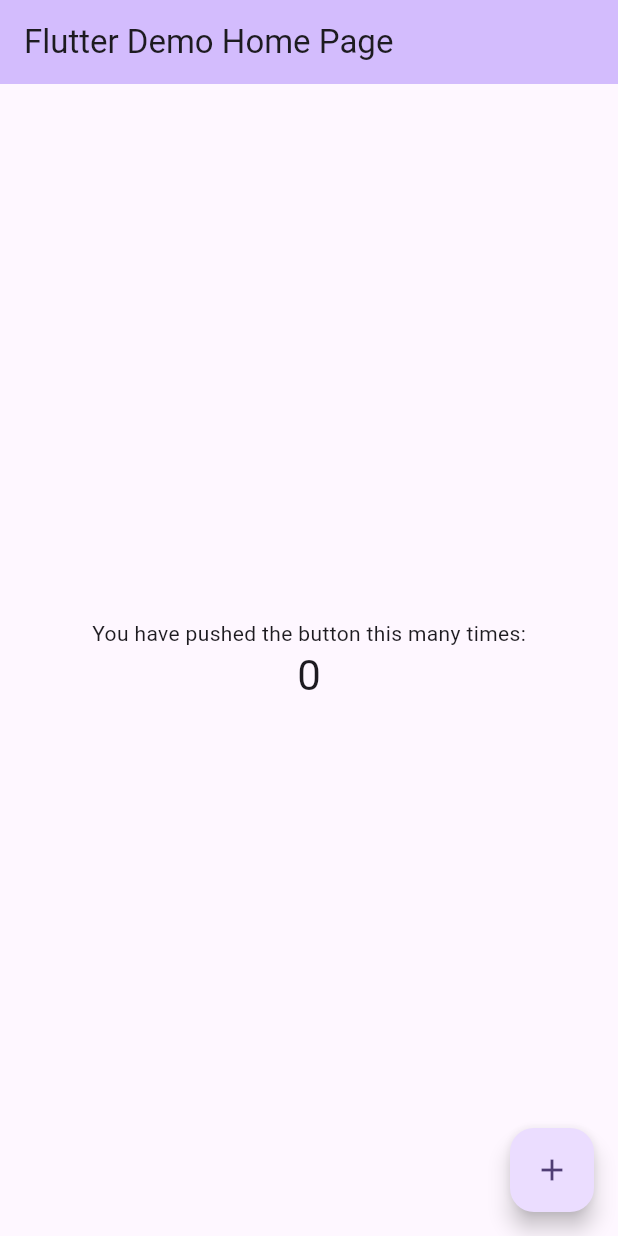
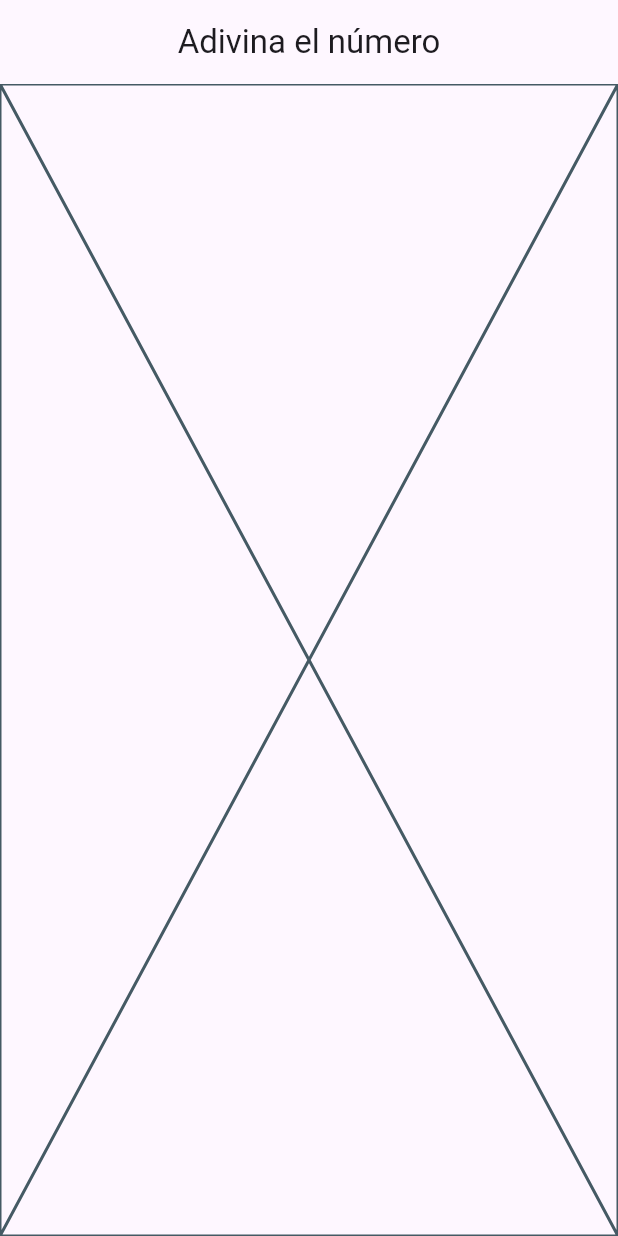
Before and after one commit to NobleXVII/AdivinaElNumero-Desafio, a Flutter app: the screen it shows after launch, on a phone screen of 412 x 824 dp. Run offline on Flutter 3.47's test engine with Material 3 defaults, Android fonts, the phone set to English and light mode, and no system bars.

Commit message:
Preparando provider en el arbol de widgets, definiendo la estructura del estado

```diff
--- a/lib/main.dart
+++ b/lib/main.dart
@@ -1,125 +1,29 @@
+import 'package:adivina_el_numero/providers/providers.dart';
+import 'package:adivina_el_numero/screens/screens.dart';
 import 'package:flutter/material.dart';
+import 'package:provider/provider.dart';
+
 
 void main() {
-  runApp(const MyApp());
+  runApp(
+    MultiProvider(
+      providers: [
+        ChangeNotifierProvider(create: (_) => GlobalState())
+      ],
+      child: MyApp(),
+    ),
+  );
 }
 
 class MyApp extends StatelessWidget {
   const MyApp({super.key});
 
-  // This widget is the root of your application.
   @override
   Widget build(BuildContext context) {
     return MaterialApp(
-      title: 'Flutter Demo',
-      theme: ThemeData(
-        // This is the theme of your application.
-        //
-        // TRY THIS: Try running your application with "flutter run". You'll see
-        // the application has a purple toolbar. Then, without quitting the app,
-        // try changing the seedColor in the colorScheme below to Colors.green
-        // and then invoke "hot reload" (save your changes or press the "hot
-        // reload" button in a Flutter-supported IDE, or press "r" if you used
-        // the command line to start the app).
-        //
-        // Notice that the counter didn't reset back to zero; the application
-        // state is not lost during the reload. To reset the state, use hot
-        // restart instead.
-        //
-        // This works for code too, not just values: Most code changes can be
-        // tested with just a hot reload.
-        colorScheme: ColorScheme.fromSeed(seedColor: Colors.deepPurple),
-        useMaterial3: true,
-      ),
-      home: const MyHomePage(title: 'Flutter Demo Home Page'),
+      title: 'Adivina el numero',
+      debugShowCheckedModeBanner: false,
+      home: MainScreen(),
     );
   }
 }
-
-class MyHomePage extends StatefulWidget {
-  const MyHomePage({super.key, required this.title});
-
-  // This widget is the home page of your application. It is stateful, meaning
-  // that it has a State object (defined below) that contains fields that affect
-  // how it looks.
-
-  // This class is the configuration for the state. It holds the values (in this
-  // case the title) provided by the parent (in this case the App widget) and
-  // used by the build method of the State. Fields in a Widget subclass are
-  // always marked "final".
-
-  final String title;
-
-  @override
-  State<MyHomePage> createState() => _MyHomePageState();
-}
-
-class _MyHomePageState extends State<MyHomePage> {
-  int _counter = 0;
-
-  void _incrementCounter() {
-    setState(() {
-      // This call to setState tells the Flutter framework that something has
-      // changed in this State, which causes it to rerun the build method below
-      // so that the display can reflect the updated values. If we changed
-      // _counter without calling setState(), then the build method would not be
-      // called again, and so nothing would appear to happen.
-      _counter++;
-    });
-  }
-
-  @override
-  Widget build(BuildContext context) {
-    // This method is rerun every time setState is called, for instance as done
-    // by the _incrementCounter method above.
-    //
-    // The Flutter framework has been optimized to make rerunning build methods
-    // fast, so that you can just rebuild anything that needs updating rather
-    // than having to individually change instances of widgets.
-    return Scaffold(
-      appBar: AppBar(
-        // TRY THIS: Try changing the color here to a specific color (to
-        // Colors.amber, perhaps?) and trigger a hot reload to see the AppBar
-        // change color while the other colors stay the same.
-        backgroundColor: Theme.of(context).colorScheme.inversePrimary,
-        // Here we take the value from the MyHomePage object that was created by
-        // the App.build method, and use it to set our appbar title.
-        title: Text(widget.title),
-      ),
-      body: Center(
-        // Center is a layout widget. It takes a single child and positions it
-        // in the middle of the parent.
-        child: Column(
-          // Column is also a layout widget. It takes a list of children and
-          // arranges them vertically. By default, it sizes itself to fit its
-          // children horizontally, and tries to be as tall as its parent.
-          //
-          // Column has various properties to control how it sizes itself and
-          // how it positions its children. Here we use mainAxisAlignment to
-          // center the children vertically; the main axis here is the vertical
-          // axis because Columns are vertical (the cross axis would be
-          // horizontal).
-          //
-          // TRY THIS: Invoke "debug painting" (choose the "Toggle Debug Paint"
-          // action in the IDE, or press "p" in the console), to see the
-          // wireframe for each widget.
-          mainAxisAlignment: MainAxisAlignment.center,
-          children: <Widget>[
-            const Text(
-              'You have pushed the button this many times:',
-            ),
-            Text(
-              '$_counter',
-              style: Theme.of(context).textTheme.headlineMedium,
-            ),
-          ],
-        ),
-      ),
-      floatingActionButton: FloatingActionButton(
-        onPressed: _incrementCounter,
-        tooltip: 'Increment',
-        child: const Icon(Icons.add),
-      ), // This trailing comma makes auto-formatting nicer for build methods.
-    );
-  }
-}
--- a/lib/providers/providers.dart
+++ b/lib/providers/providers.dart
@@ -0,0 +1 @@
+export 'package:adivina_el_numero/providers/globalState_provider.dart';
--- a/lib/screens/main_screen.dart
+++ b/lib/screens/main_screen.dart
@@ -0,0 +1,16 @@
+import 'package:flutter/material.dart';
+
+class MainScreen extends StatelessWidget {
+  const MainScreen({super.key});
+
+  @override
+  Widget build(BuildContext context) {
+    return Scaffold(
+      appBar: AppBar(
+        centerTitle: true,
+        title: const Text('Adivina el número'),
+      ),
+      body: Placeholder(),
+    );
+  }
+}
--- a/lib/screens/screens.dart
+++ b/lib/screens/screens.dart
@@ -0,0 +1 @@
+export 'package:adivina_el_numero/screens/main_screen.dart';
--- a/pubspec.yaml
+++ b/pubspec.yaml
@@ -35,6 +35,7 @@ dependencies:
   # The following adds the Cupertino Icons font to your application.
   # Use with the CupertinoIcons class for iOS style icons.
   cupertino_icons: ^1.0.6
+  provider: ^6.1.2
 
 dev_dependencies:
   flutter_test:
```
Also changed, not shown: lib/providers/globalState_provider.dart (+66 -0 lines), pubspec.lock, 1 other file.
